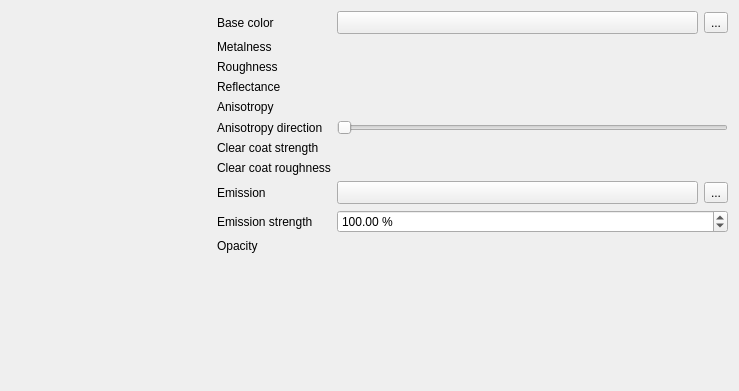
Qt form src/ui/3d/metalroughmaterialwidget.ui (qgis/QGIS) before a commit.
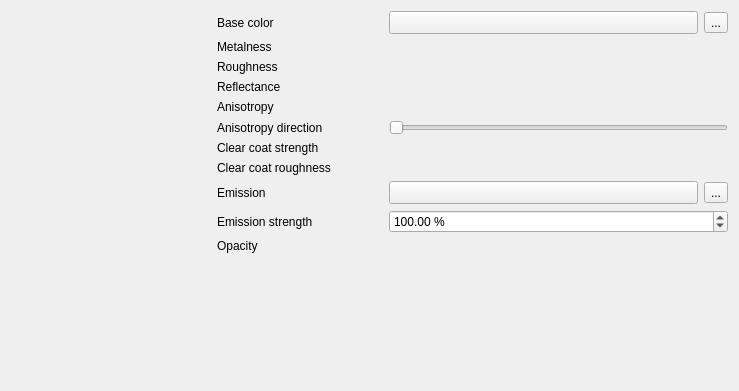
The same form after that commit. Custom widgets are drawn as their Qt base class.

Commit message:
qgsmetalroughmaterialwidget: Fix alignment of color and data-defined
Group color buttons and their data-defined buttons in the same layout
to keep the controls properly aligned when the data-defined buttons
are hidden or shown.

Patch:
```diff
--- a/src/ui/3d/metalroughmaterialwidget.ui
+++ b/src/ui/3d/metalroughmaterialwidget.ui
@@ -13,7 +13,7 @@
   <property name="windowTitle">
    <string notr="true">Form</string>
   </property>
-  <layout class="QGridLayout" name="gridLayout">
+  <layout class="QGridLayout" name="mGridLayout">
    <item row="0" column="1">
     <widget class="QLabel" name="lblSpecular">
      <property name="text">
@@ -21,6 +21,47 @@
      </property>
     </widget>
    </item>
+   <item row="0" column="2" colspan="2">
+    <widget class="QWidget" name="mBaseColorContainer">
+     <layout class="QHBoxLayout" name="mBaseColorLayout">
+      <property name="leftMargin">
+       <number>0</number>
+      </property>
+      <property name="topMargin">
+       <number>0</number>
+      </property>
+      <property name="rightMargin">
+       <number>0</number>
+      </property>
+      <property name="bottomMargin">
+       <number>0</number>
+      </property>
+      <item>
+       <widget class="QgsColorButton" name="mButtonBaseColor">
+        <property name="sizePolicy">
+         <sizepolicy hsizetype="Expanding" vsizetype="Fixed">
+          <horstretch>0</horstretch>
+          <verstretch>0</verstretch>
+         </sizepolicy>
+        </property>
+        <property name="minimumSize">
+         <size>
+          <width>120</width>
+          <height>0</height>
+         </size>
+        </property>
+       </widget>
+      </item>
+      <item>
+       <widget class="QgsPropertyOverrideButton" name="mBaseColorDataDefinedButton">
+        <property name="text">
+         <string>...</string>
+        </property>
+       </widget>
+      </item>
+     </layout>
+    </widget>
+   </item>
    <item row="9" column="2" colspan="2">
     <widget class="QgsDoubleSpinBox" name="mEmissionStrengthSpinBox">
      <property name="toolTip">
@@ -64,13 +105,6 @@
      </property>
     </widget>
    </item>
-   <item row="8" column="3">
-    <widget class="QgsPropertyOverrideButton" name="mEmissionColorDataDefinedButton">
-     <property name="text">
-      <string>...</string>
-     </property>
-    </widget>
-   </item>
    <item row="3" column="2" colspan="2">
     <widget class="QgsPercentageWidget" name="mReflectanceWidget" native="true">
      <property name="focusPolicy">
@@ -85,22 +119,6 @@
      </property>
     </widget>
    </item>
-   <item row="8" column="2">
-    <widget class="QgsColorButton" name="mButtonEmissionColor">
-     <property name="sizePolicy">
-      <sizepolicy hsizetype="Expanding" vsizetype="Fixed">
-       <horstretch>0</horstretch>
-       <verstretch>0</verstretch>
-      </sizepolicy>
-     </property>
-     <property name="minimumSize">
-      <size>
-       <width>120</width>
-       <height>0</height>
-      </size>
-     </property>
-    </widget>
-   </item>
    <item row="5" column="1">
     <widget class="QLabel" name="lblRoughness_5">
      <property name="text">
@@ -108,13 +126,6 @@
      </property>
     </widget>
    </item>
-   <item row="0" column="3">
-    <widget class="QgsPropertyOverrideButton" name="mBaseColorDataDefinedButton">
-     <property name="text">
-      <string>...</string>
-     </property>
-    </widget>
-   </item>
    <item row="0" column="0" rowspan="12">
     <widget class="QgsMaterialPreviewWidget" name="mPreviewWidget" native="true">
      <property name="minimumSize">
@@ -153,6 +164,47 @@
      </property>
     </widget>
    </item>
+   <item row="8" column="2" colspan="2">
+    <widget class="QWidget" name="mEmissionColorContainer">
+     <layout class="QHBoxLayout" name="mEmissionColorLayout">
+      <property name="leftMargin">
+       <number>0</number>
+      </property>
+      <property name="topMargin">
+       <number>0</number>
+      </property>
+      <property name="rightMargin">
+       <number>0</number>
+      </property>
+      <property name="bottomMargin">
+       <number>0</number>
+      </property>
+      <item>
+       <widget class="QgsColorButton" name="mButtonEmissionColor">
+        <property name="sizePolicy">
+         <sizepolicy hsizetype="Expanding" vsizetype="Fixed">
+          <horstretch>0</horstretch>
+          <verstretch>0</verstretch>
+         </sizepolicy>
+        </property>
+        <property name="minimumSize">
+         <size>
+          <width>120</width>
+          <height>0</height>
+         </size>
+        </property>
+       </widget>
+      </item>
+      <item>
+       <widget class="QgsPropertyOverrideButton" name="mEmissionColorDataDefinedButton">
+        <property name="text">
+         <string>...</string>
+        </property>
+       </widget>
+      </item>
+     </layout>
+    </widget>
+   </item>
    <item row="7" column="1">
     <widget class="QLabel" name="lblSpecular_7">
      <property name="text">
@@ -191,22 +243,6 @@
      </property>
     </widget>
    </item>
-   <item row="0" column="2">
-    <widget class="QgsColorButton" name="mButtonBaseColor">
-     <property name="sizePolicy">
-      <sizepolicy hsizetype="Expanding" vsizetype="Fixed">
-       <horstretch>0</horstretch>
-       <verstretch>0</verstretch>
-      </sizepolicy>
-     </property>
-     <property name="minimumSize">
-      <size>
-       <width>120</width>
-       <height>0</height>
-      </size>
-     </property>
-    </widget>
-   </item>
    <item row="10" column="2" colspan="2">
     <widget class="QgsOpacityWidget" name="mOpacityWidget" native="true">
      <property name="focusPolicy">
```
The commit also changes 1 other file.
